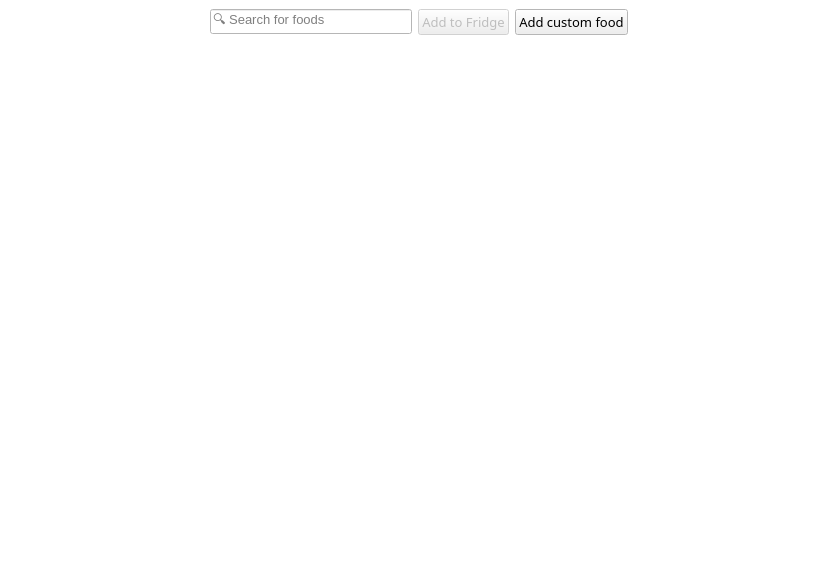
Above: ui_searchwindow.ui from josh-minch/spartan before the change. Below: the same form after it.
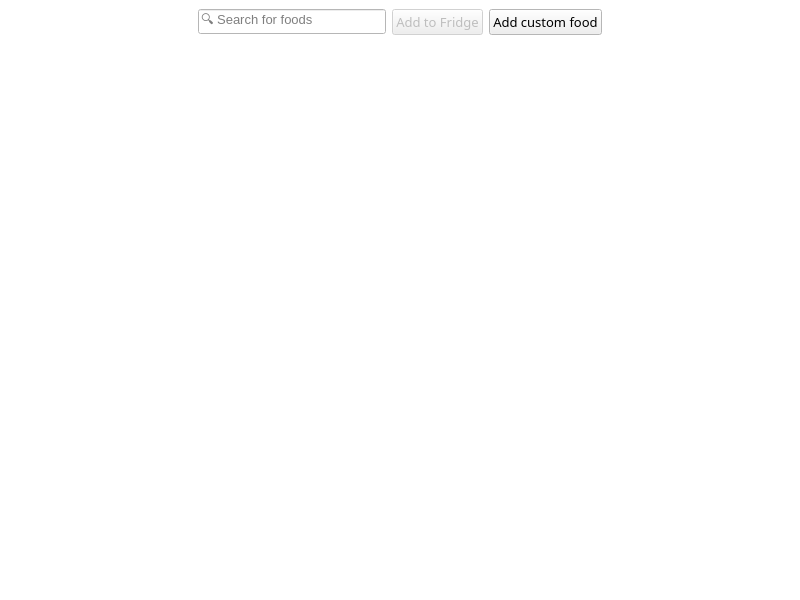
That is the form after the change. Icons and pictures are not drawn.

The edit to the form file:
```diff
--- a/ui_searchwindow.ui
+++ b/ui_searchwindow.ui
@@ -6,16 +6,10 @@
    <rect>
     <x>0</x>
     <y>0</y>
-    <width>838</width>
-    <height>588</height>
+    <width>800</width>
+    <height>600</height>
    </rect>
   </property>
-  <property name="minimumSize">
-   <size>
-    <width>640</width>
-    <height>480</height>
-   </size>
-  </property>
   <property name="palette">
    <palette>
     <active>
@@ -88,8 +82,8 @@
     <normaloff>images/icon_trimmed.png</normaloff>images/icon_trimmed.png</iconset>
   </property>
   <widget class="QWidget" name="centralwidget">
-   <layout class="QGridLayout" name="gridLayout">
-    <item row="0" column="0">
+   <layout class="QHBoxLayout" name="horizontalLayout_2">
+    <item>
      <layout class="QVBoxLayout" name="verticalLayout">
       <item>
        <layout class="QHBoxLayout" name="horizontalLayout">
```
